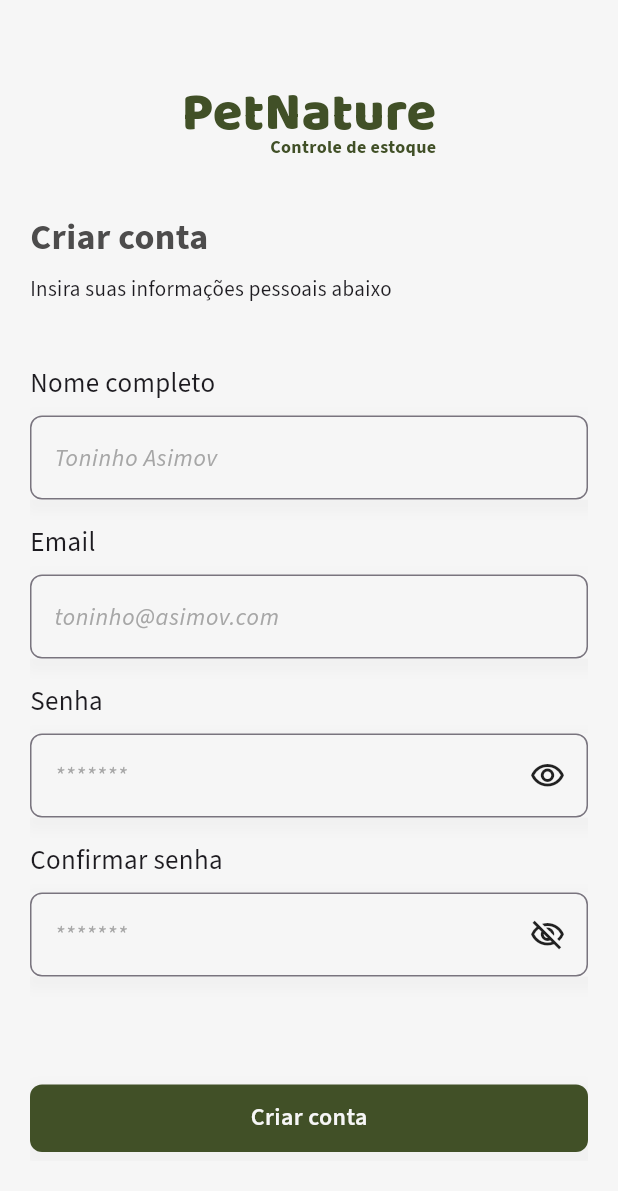
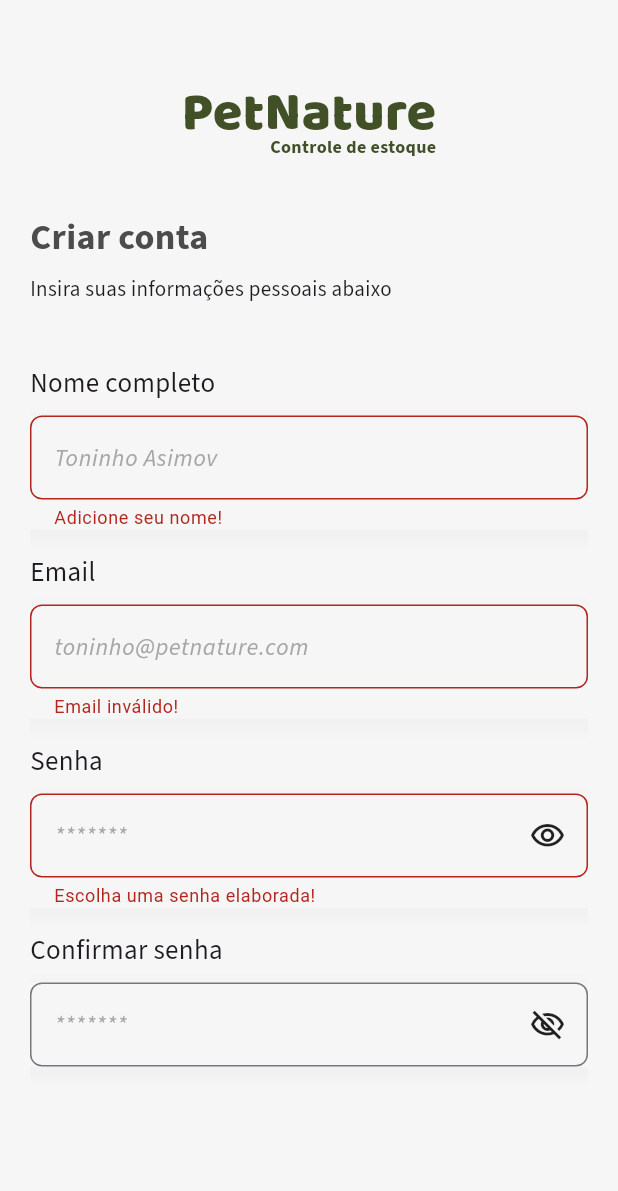
Before and after one commit to thidematos/pet_nature, a Flutter app: the SignupScreen screen opened directly, after a tap on the "visibility off" icon, after a tap on "Criar conta", on a phone screen of 412 x 824 dp. Shown: the top 1191 px of the screen. Run offline on Flutter 3.47's test engine with Material 3 defaults, Android fonts, the light colour scheme and no system bars; our stand-ins replace firebase_auth, firebase_core, flutter_riverpod, google_fonts; accounts and stored records are empty; generated files the repository leaves out were written again.

Commit message:
Signup implementado: Provider para gerenciar States, Validators e Firebase Auth setup

```diff
--- a/lib/main.dart
+++ b/lib/main.dart
@@ -1,4 +1,5 @@
 import 'package:flutter/material.dart';
+import 'package:flutter_riverpod/flutter_riverpod.dart';
 import 'package:pet_nature/screens/start_screen.dart';
 import 'package:pet_nature/themes/geral_theme.dart';
 import 'package:firebase_core/firebase_core.dart';
@@ -7,7 +8,7 @@ import 'firebase_options.dart';
 void main() async {
   WidgetsFlutterBinding.ensureInitialized();
   await Firebase.initializeApp(options: DefaultFirebaseOptions.currentPlatform);
-  runApp(const MyApp());
+  runApp(ProviderScope(child: const MyApp()));
 }
 
 class MyApp extends StatelessWidget {
--- /dev/null
+++ b/lib/providers/signup_provider.dart
@@ -0,0 +1,63 @@
+import 'package:flutter_riverpod/flutter_riverpod.dart';
+import 'package:uuid/uuid.dart';
+
+final formInitialValues = {
+  'name': '',
+  'email': '',
+  'password': '',
+  'passwordConfirm': '',
+  'code': '',
+};
+
+final uuid = Uuid();
+
+class SignupNotifier extends StateNotifier<Map<String, String>> {
+  SignupNotifier() : super({});
+
+  String generateCode() {
+    final String code = uuid.v4().substring(0, 7);
+
+    return code;
+  }
+
+  void saveValue(String key, String value) {
+    state = {...state, key: value};
+  }
+
+  nameValidator(String? value) {
+    if (value == null || value.trim().length < 3) {
+      return 'Adicione seu nome!';
+    }
+
+    return null;
+  }
+
+  emailValidator(String? value) {
+    if (value == null || !value.contains('@petnature.com')) {
+      return 'Email inválido!';
+    }
+
+    return null;
+  }
+
+  passwordValidator(String? value) {
+    if (value == null || value.length < 6) {
+      return 'Escolha uma senha elaborada!';
+    }
+
+    return null;
+  }
+
+  resetOnlyPasswords() {
+    state = {...state, 'password': '', 'passwordConfirm': ''};
+  }
+
+  reset() {
+    state = formInitialValues;
+  }
+}
+
+final SignupProvider =
+    StateNotifierProvider<SignupNotifier, Map<String, String>>(
+      (ref) => SignupNotifier(),
+    );
--- /dev/null
+++ b/lib/services/firebase_auth_api.dart
@@ -0,0 +1,25 @@
+import 'package:firebase_auth/firebase_auth.dart';
+import 'package:flutter/material.dart';
+import 'package:pet_nature/themes/ui_instances.dart';
+
+final _instance = FirebaseAuth.instance;
+
+class FirebaseAuthApi {
+  static Future createUser(
+    BuildContext context,
+    String email,
+    String password,
+  ) async {
+    try {
+      final createdUser = await _instance.createUserWithEmailAndPassword(
+        email: email,
+        password: password,
+      );
+
+      return createdUser;
+    } on FirebaseAuthException catch (err) {
+      UiInstances.showSnackbar(context, err.message ?? 'Algo deu errado!');
+      return null;
+    }
+  }
+}
--- a/lib/widgets/signup/signup_form.dart
+++ b/lib/widgets/signup/signup_form.dart
@@ -1,40 +1,136 @@
 import 'package:flutter/material.dart';
+import 'package:flutter_riverpod/flutter_riverpod.dart';
+import 'package:pet_nature/providers/signup_provider.dart';
 import 'package:pet_nature/screens/login_screen.dart';
+import 'package:pet_nature/services/firebase_auth_api.dart';
+import 'package:pet_nature/themes/ui_instances.dart';
 import 'package:pet_nature/widgets/ui/button.dart';
 import 'package:pet_nature/widgets/ui/input.dart';
 import 'package:pet_nature/widgets/ui/input_password.dart';
 import 'package:pet_nature/widgets/ui/page_title.dart';
 import 'package:pet_nature/widgets/ui/text_cta.dart';
 
-class SignupForm extends StatefulWidget {
+class SignupForm extends ConsumerStatefulWidget {
   const SignupForm({super.key});
 
   @override
-  State<SignupForm> createState() => _SignupFormState();
+  ConsumerState<SignupForm> createState() => _SignupFormState();
 }
 
-class _SignupFormState extends State<SignupForm> {
+class _SignupFormState extends ConsumerState<SignupForm> {
+  final formKey = GlobalKey<FormState>();
+
+  final passwordController = TextEditingController(text: '');
+  final passwordConfirmationController = TextEditingController(text: '');
+
+  bool isLoading = false;
+
+  @override
+  void dispose() {
+    passwordController.dispose();
+    passwordConfirmationController.dispose();
+    super.dispose();
+  }
+
+  resetPasswords() {
+    passwordController.clear();
+    passwordConfirmationController.clear();
+    ref.read(SignupProvider.notifier).resetOnlyPasswords();
+  }
+
+  toggleLoader({required bool state}) {
+    setState(() {
+      isLoading = state;
+    });
+  }
+
+  submit() async {
+    final bool isValidate = formKey.currentState!.validate();
+
+    if (!isValidate) return;
+
+    formKey.currentState!.save();
+
+    final userData = ref.read(SignupProvider);
+
+    if (userData['password']!.compareTo(userData['passwordConfirm']!) != 0) {
+      UiInstances.showSnackbar(context, 'As senhas devem coincidir!');
+      resetPasswords();
+      return;
+    }
+
+    final String uniqueCode = ref.read(SignupProvider.notifier).generateCode();
+
+    toggleLoader(state: true);
+
+    final user = await FirebaseAuthApi.createUser(
+      context,
+      userData['email']!,
+      userData['password']!,
+    );
+
+    toggleLoader(state: false);
+
+    if (user == null) {
+      resetPasswords();
+    }
+
+    ref.read(SignupProvider.notifier).reset();
+  }
+
   @override
   Widget build(BuildContext context) {
-    return Column(
+    return Form(
+      key: formKey,
+      child: Column(
         spacing: 16,
         children: [
           PageTitle(
             'Criar conta',
             subtitle: 'Insira suas informações pessoais abaixo',
           ),
-        Input(placeholder: 'Toninho Asimov', label: 'Nome completo'),
-        Input(placeholder: 'toninho@asimov.com', label: 'Email'),
-        InputPassword(),
-        InputPassword(label: 'Confirmar senha'),
+          Input(
+            placeholder: 'Toninho Asimov',
+            label: 'Nome completo',
+            useAutoCapitalization: true,
+            onSave: ref.read(SignupProvider.notifier).saveValue,
+            keyToSave: 'name',
+            validator:
+                (value) =>
+                    ref.read(SignupProvider.notifier).nameValidator(value),
+          ),
+          Input(
+            placeholder: 'toninho@petnature.com',
+            label: 'Email',
+            onSave: ref.read(SignupProvider.notifier).saveValue,
+            keyToSave: 'email',
+            validator:
+                (value) =>
+                    ref.read(SignupProvider.notifier).emailValidator(value),
+          ),
+          InputPassword(
+            onSave: ref.read(SignupProvider.notifier).saveValue,
+            keyToSave: 'password',
+            controller: passwordController,
+            validator:
+                (value) =>
+                    ref.read(SignupProvider.notifier).passwordValidator(value),
+          ),
+          InputPassword(
+            label: 'Confirmar senha',
+            onSave: ref.read(SignupProvider.notifier).saveValue,
+            keyToSave: 'passwordConfirm',
+            controller: passwordConfirmationController,
+          ),
           const SizedBox(height: 40),
-        Button('Criar conta', () {}),
+          Button('Criar conta', submit, isLoading: isLoading),
           TextCta('Já possui uma conta?', 'Entrar', () {
             Navigator.of(context).pushReplacement(
               MaterialPageRoute(builder: (context) => LoginScreen()),
             );
           }),
         ],
+      ),
     );
   }
 }
--- a/lib/widgets/ui/button.dart
+++ b/lib/widgets/ui/button.dart
@@ -2,13 +2,21 @@ import 'package:flutter/material.dart';
 import 'package:pet_nature/themes/color_theme.dart';
 import 'package:pet_nature/themes/letter_theme.dart';
 import 'package:pet_nature/themes/ui_instances.dart';
+import 'package:pet_nature/widgets/ui/loader.dart';
 
 class Button extends StatelessWidget {
-  const Button(this.text, this.handler, {this.isLight = false, super.key});
+  const Button(
+    this.text,
+    this.handler, {
+    this.isLight = false,
+    this.isLoading = false,
+    super.key,
+  });
 
   final String text;
   final void Function() handler;
   final bool isLight;
+  final bool isLoading;
 
   @override
   Widget build(BuildContext context) {
@@ -27,13 +35,22 @@ class Button extends StatelessWidget {
       padding: EdgeInsets.symmetric(vertical: 10, horizontal: 44),
       child: Center(
         child: InkWell(
-          onTap: handler,
-          child: Text(
-            text,
-            style: LetterTheme.button.copyWith(
-              color: isLight ? ColorTheme.secondaryTwo : ColorTheme.light,
-            ),
-          ),
+          splashColor: ColorTheme.primary,
+          enableFeedback: !isLoading,
+          onTap: () {
+            if (isLoading) return;
+            handler();
+          },
+          child:
+              isLoading
+                  ? Loader()
+                  : Text(
+                    text,
+                    style: LetterTheme.button.copyWith(
+                      color:
+                          isLight ? ColorTheme.secondaryTwo : ColorTheme.light,
+                    ),
+                  ),
         ),
       ),
     );
--- a/lib/widgets/ui/input.dart
+++ b/lib/widgets/ui/input.dart
@@ -7,13 +7,24 @@ class Input extends StatelessWidget {
   const Input({
     required this.placeholder,
     required this.label,
+    this.validator,
+    this.useAutoCapitalization = false,
+    this.keyToSave = '',
+    this.onSave,
+    this.controller,
     this.useObscure = false,
+
     super.key,
   });
 
   final String placeholder;
   final String label;
   final bool useObscure;
+  final bool useAutoCapitalization;
+  final Function(String? value)? validator;
+  final Function(String key, String value)? onSave;
+  final String keyToSave;
+  final TextEditingController? controller;
 
   @override
   Widget build(BuildContext context) {
@@ -32,6 +43,18 @@ class Input extends StatelessWidget {
             boxShadow: [UiInstances.shadow],
           ),
           child: TextFormField(
+            controller: controller,
+            onSaved:
+                (value) => {if (onSave != null) onSave!(keyToSave, value!)},
+            validator: (value) {
+              if (validator == null) return null;
+
+              return validator!(value);
+            },
+            textCapitalization:
+                useAutoCapitalization
+                    ? TextCapitalization.sentences
+                    : TextCapitalization.none,
             obscureText: useObscure,
             decoration: InputDecoration(
               hintText: placeholder,
--- a/lib/widgets/ui/input_password.dart
+++ b/lib/widgets/ui/input_password.dart
@@ -3,9 +3,20 @@ import 'package:pet_nature/themes/color_theme.dart';
 import 'package:pet_nature/widgets/ui/input.dart';
 
 class InputPassword extends StatefulWidget {
-  const InputPassword({this.label = 'Senha', super.key});
+  const InputPassword({
+    this.label = 'Senha',
+    this.validator,
+    this.onSave,
+    required this.controller,
+    this.keyToSave,
+    super.key,
+  });
 
   final String label;
+  final Function(String? value)? validator;
+  final Function(String key, String value)? onSave;
+  final String? keyToSave;
+  final TextEditingController controller;
 
   @override
   State<InputPassword> createState() => _InputPasswordState();
@@ -26,7 +37,14 @@ class _InputPasswordState extends State<InputPassword> {
       children: [
         Positioned(
           child: Input(
+            validator:
+                widget.validator != null
+                    ? (value) => widget.validator!(value)
+                    : null,
             placeholder: '*******',
+            keyToSave: widget.keyToSave ?? '',
+            controller: widget.controller,
+            onSave: widget.onSave,
             label: widget.label,
             useObscure: useObscure,
           ),
--- a/pubspec.yaml
+++ b/pubspec.yaml
@@ -40,6 +40,7 @@ dependencies:
   firebase_core: ^3.12.0
   firebase_auth: ^5.5.0
   flutter_riverpod: ^2.6.1
+  uuid: ^4.5.1
 
 flutter_native_splash:
   #color: "#42a5f5"
```
Also changed, not shown: lib/themes/ui_instances.dart (+14 -0 lines), lib/widgets/login/login_container.dart (+10 -4 lines), lib/widgets/ui/loader.dart (added, +15 -0 lines), pubspec.lock. Lines whose indentation alone changed are shown as unchanged.
